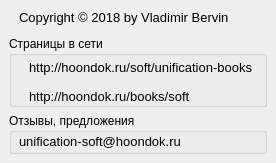
Above: src/info/info.ui from Vladimirsky555/Books before the change. Below: the same form after it.
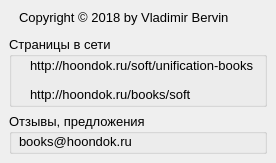
That is the form after the change.

The edit to the form file:
```diff
--- a/src/info/info.ui
+++ b/src/info/info.ui
@@ -40,21 +40,23 @@
      <height>71</height>
     </size>
    </property>
+   <property name="font">
+    <font>
+     <pointsize>10</pointsize>
+    </font>
+   </property>
    <property name="title">
     <string>Страницы в сети</string>
    </property>
-   <widget class="QWidget" name="layoutWidget">
-    <property name="geometry">
-     <rect>
-      <x>20</x>
-      <y>20</y>
-      <width>230</width>
-      <height>51</height>
-     </rect>
-    </property>
-    <layout class="QVBoxLayout" name="verticalLayout">
-     <item>
       <widget class="QLabel" name="label_2">
+    <property name="geometry">
+     <rect>
+      <x>21</x>
+      <y>21</y>
+      <width>228</width>
+      <height>16</height>
+     </rect>
+    </property>
        <property name="font">
         <font>
          <pointsize>10</pointsize>
@@ -64,9 +66,15 @@
         <string>http://hoondok.ru/soft/unification-books</string>
        </property>
       </widget>
-     </item>
-     <item>
       <widget class="QLabel" name="label_3">
+    <property name="geometry">
+     <rect>
+      <x>21</x>
+      <y>49</y>
+      <width>191</width>
+      <height>18</height>
+     </rect>
+    </property>
        <property name="font">
         <font>
          <pointsize>10</pointsize>
@@ -76,9 +84,6 @@
         <string>http://hoondok.ru/books/soft</string>
        </property>
       </widget>
-     </item>
-    </layout>
-   </widget>
   </widget>
   <widget class="QGroupBox" name="groupBox_2">
    <property name="geometry">
@@ -95,6 +100,11 @@
      <height>41</height>
     </size>
    </property>
+   <property name="font">
+    <font>
+     <pointsize>10</pointsize>
+    </font>
+   </property>
    <property name="title">
     <string>Отзывы, предложения</string>
    </property>
@@ -113,7 +123,7 @@
      </font>
     </property>
     <property name="text">
-     <string>unification-soft@hoondok.ru</string>
+     <string>books@hoondok.ru</string>
     </property>
    </widget>
   </widget>
```
Lines whose indentation alone changed are shown as unchanged.
